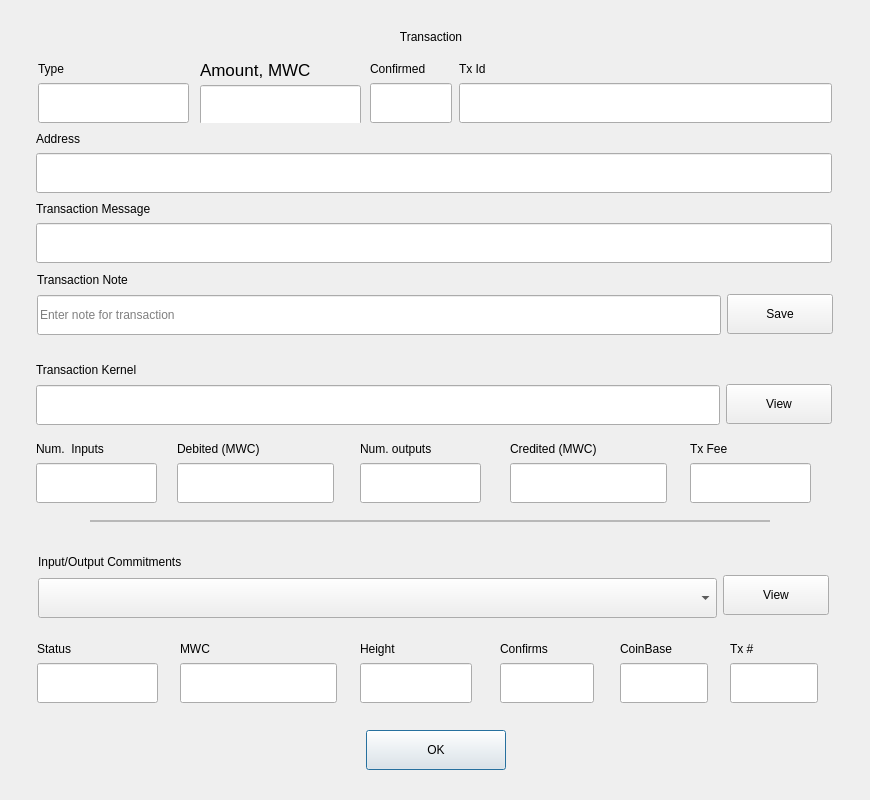
Old version of the form dialogs/e_showtransactiondlg.ui in the repository 0xkobe/mwc-wallet.
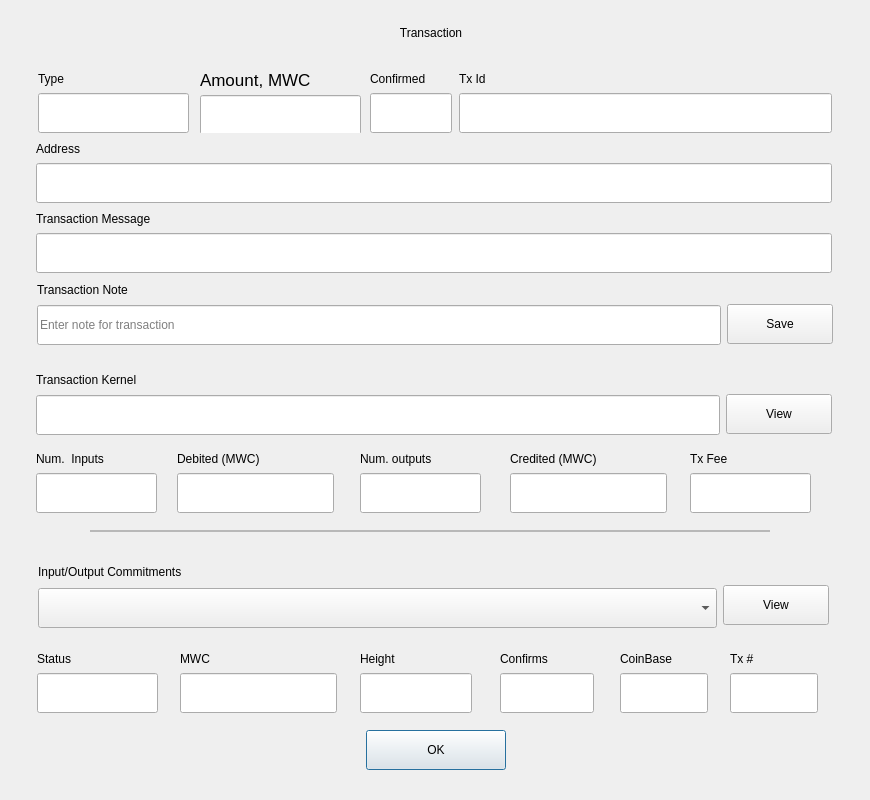
New version of the form. Custom widgets are drawn as their Qt base class.

Commit message: Increase space between header and fields in txn and output dialogs.

Diff of the .ui file:
```diff
--- a/dialogs/e_showtransactiondlg.ui
+++ b/dialogs/e_showtransactiondlg.ui
@@ -20,7 +20,7 @@
    <property name="geometry">
     <rect>
      <x>291</x>
-     <y>24</y>
+     <y>20</y>
      <width>280</width>
      <height>25</height>
     </rect>
@@ -36,7 +36,7 @@
    <property name="geometry">
     <rect>
      <x>459</x>
-     <y>60</y>
+     <y>70</y>
      <width>373</width>
      <height>63</height>
     </rect>
@@ -95,7 +95,7 @@
    <property name="geometry">
     <rect>
      <x>370</x>
-     <y>60</y>
+     <y>70</y>
      <width>82</width>
      <height>63</height>
     </rect>
@@ -154,7 +154,7 @@
    <property name="geometry">
     <rect>
      <x>200</x>
-     <y>60</y>
+     <y>70</y>
      <width>161</width>
      <height>63</height>
     </rect>
@@ -218,7 +218,7 @@
    <property name="geometry">
     <rect>
      <x>90</x>
-     <y>520</y>
+     <y>530</y>
      <width>680</width>
      <height>2</height>
     </rect>
@@ -234,7 +234,7 @@
    <property name="geometry">
     <rect>
      <x>36</x>
-     <y>360</y>
+     <y>370</y>
      <width>796</width>
      <height>65</height>
     </rect>
@@ -351,7 +351,7 @@
    <property name="geometry">
     <rect>
      <x>36</x>
-     <y>440</y>
+     <y>450</y>
      <width>121</width>
      <height>63</height>
     </rect>
@@ -410,7 +410,7 @@
    <property name="geometry">
     <rect>
      <x>360</x>
-     <y>440</y>
+     <y>450</y>
      <width>121</width>
      <height>63</height>
     </rect>
@@ -469,7 +469,7 @@
    <property name="geometry">
     <rect>
      <x>177</x>
-     <y>440</y>
+     <y>450</y>
      <width>157</width>
      <height>63</height>
     </rect>
@@ -528,7 +528,7 @@
    <property name="geometry">
     <rect>
      <x>510</x>
-     <y>440</y>
+     <y>450</y>
      <width>157</width>
      <height>63</height>
     </rect>
@@ -587,7 +587,7 @@
    <property name="geometry">
     <rect>
      <x>690</x>
-     <y>440</y>
+     <y>450</y>
      <width>121</width>
      <height>63</height>
     </rect>
@@ -646,7 +646,7 @@
    <property name="geometry">
     <rect>
      <x>36</x>
-     <y>200</y>
+     <y>210</y>
      <width>796</width>
      <height>63</height>
     </rect>
@@ -705,7 +705,7 @@
    <property name="geometry">
     <rect>
      <x>180</x>
-     <y>640</y>
+     <y>650</y>
      <width>157</width>
      <height>63</height>
     </rect>
@@ -764,7 +764,7 @@
    <property name="geometry">
     <rect>
      <x>37</x>
-     <y>640</y>
+     <y>650</y>
      <width>121</width>
      <height>63</height>
     </rect>
@@ -823,7 +823,7 @@
    <property name="geometry">
     <rect>
      <x>360</x>
-     <y>640</y>
+     <y>650</y>
      <width>112</width>
      <height>63</height>
     </rect>
@@ -882,7 +882,7 @@
    <property name="geometry">
     <rect>
      <x>500</x>
-     <y>640</y>
+     <y>650</y>
      <width>94</width>
      <height>63</height>
     </rect>
@@ -941,7 +941,7 @@
    <property name="geometry">
     <rect>
      <x>730</x>
-     <y>640</y>
+     <y>650</y>
      <width>88</width>
      <height>63</height>
     </rect>
@@ -1000,7 +1000,7 @@
    <property name="geometry">
     <rect>
      <x>620</x>
-     <y>640</y>
+     <y>650</y>
      <width>88</width>
      <height>63</height>
     </rect>
@@ -1090,7 +1090,7 @@
    <property name="geometry">
     <rect>
      <x>36</x>
-     <y>130</y>
+     <y>140</y>
      <width>796</width>
      <height>63</height>
     </rect>
@@ -1149,7 +1149,7 @@
    <property name="geometry">
     <rect>
      <x>37</x>
-     <y>270</y>
+     <y>280</y>
      <width>796</width>
      <height>65</height>
     </rect>
@@ -1275,7 +1275,7 @@
    <property name="geometry">
     <rect>
      <x>38</x>
-     <y>60</y>
+     <y>70</y>
      <width>151</width>
      <height>63</height>
     </rect>
@@ -1346,7 +1346,7 @@
    <property name="geometry">
     <rect>
      <x>38</x>
-     <y>551</y>
+     <y>561</y>
      <width>791</width>
      <height>67</height>
     </rect>
```
The commit also changes 1 other file.
